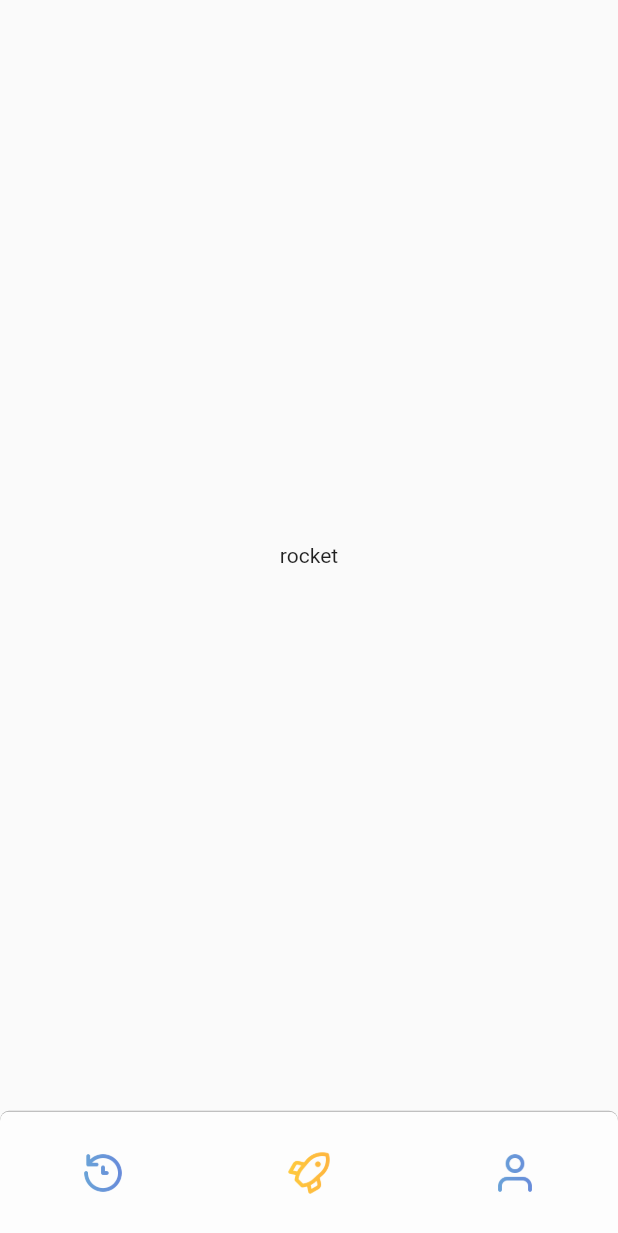
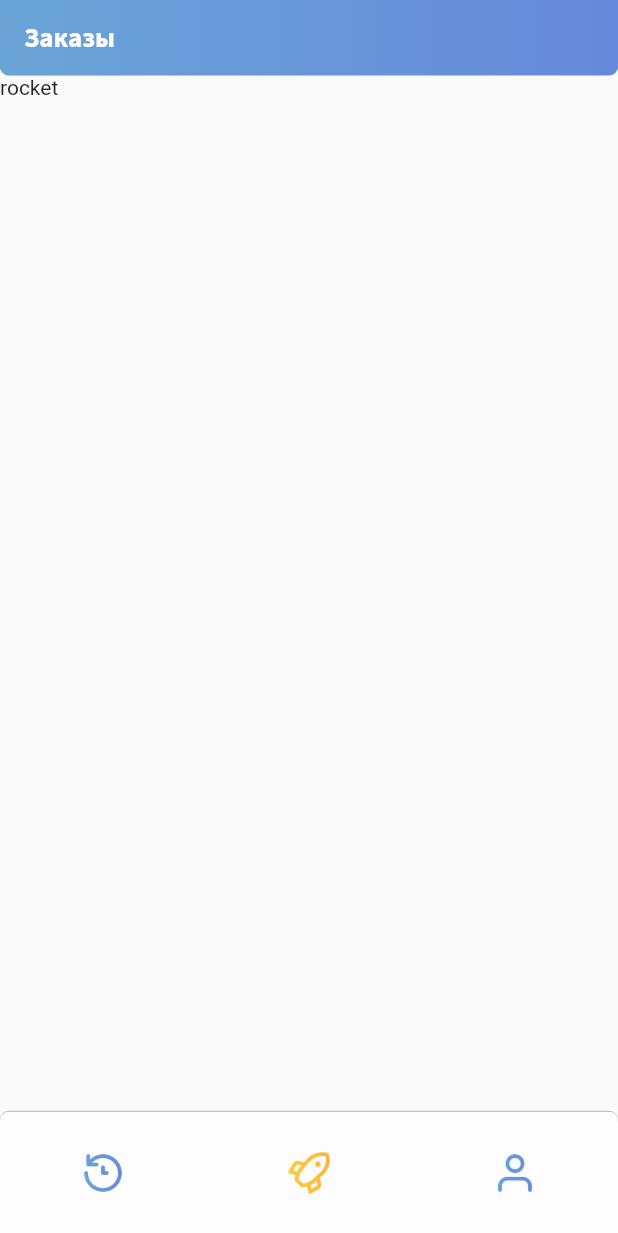
Before and after one commit to Engine-studio/topgo, a Flutter app: the screen it shows after launch, item 2 of the bottom bar chosen, on a phone screen of 412 x 824 dp. Shown: the top 1233 px of the screen. Run offline on Flutter 3.47's test engine with Material 2 defaults, Android fonts, the phone set to English and light mode, and no system bars; our stand-ins replace animated_splash_screen.

Commit message:
appbar with documents

```diff
--- a/lib/models/items.dart
+++ b/lib/models/items.dart
@@ -1,15 +1,21 @@
 import 'package:flutter/widgets.dart';
 
 class Items {
-  static bottomNavBarIcons(String role) {
-    return ['history', 'rocket', 'user'];
+  static List<String> bottomNavBarIcons(String role) {
+    return [
+      'history',
+      'rocket',
+      'user',
+      'documents',
+    ];
   }
 
-  static bottomNavBarTabs(String role) {
+  static List<Widget> bottomNavBarTabs(String role) {
     return <Widget>[
-      Center(child: Text('history')),
-      Center(child: Text('rocket')),
-      Center(child: Text('user')),
+      Text('history'),
+      Text('rocket'),
+      Text('user'),
+      Text('documents'),
     ];
   }
 }
--- a/lib/pages/menu.dart
+++ b/lib/pages/menu.dart
@@ -1,6 +1,7 @@
 import 'package:flutter/material.dart';
 import 'package:flutter/widgets.dart';
 import 'package:topgo/models/items.dart';
+import 'package:topgo/widgets/appbar.dart';
 import 'package:topgo/widgets/bottom_navbar.dart';
 
 class MenuPage extends StatefulWidget {
@@ -11,19 +12,29 @@ class MenuPage extends StatefulWidget {
 }
 
 class _MenuPageState extends State<MenuPage> {
-  Widget currentPage = Center(child: Text('history'));
+  int currentIndex = 0;
+  List<String> icons = Items.bottomNavBarIcons('courier');
+  List<Widget> tabs = Items.bottomNavBarTabs('courier');
 
   @override
   Widget build(BuildContext context) {
     return Scaffold(
+      appBar: Appbar(
+        icons[currentIndex],
+        onPressed: () {
+          setState(() {
+            this.currentIndex = icons.length - 1;
+          });
+        },
+      ),
       body: SafeArea(
-        child: currentPage,
+        child: SingleChildScrollView(child: tabs[currentIndex]),
       ),
       bottomNavigationBar: BottomNavBar(
-        icons: Items.bottomNavBarIcons('courier'),
+        icons: icons.sublist(0, icons.length - 1),
         onPressed: (index) {
           setState(() {
-            this.currentPage = Items.bottomNavBarTabs('courier')[index];
+            this.currentIndex = index;
           });
         },
       ),
--- /dev/null
+++ b/lib/widgets/appbar.dart
@@ -0,0 +1,67 @@
+import 'package:flutter/material.dart';
+import 'package:topgo/styles.dart';
+
+List dictionary = [
+  {
+    'history': 'История',
+    'rocket': 'Заказы',
+    'user': 'Профиль',
+    'documents': 'Отчеты',
+  }
+];
+
+class Appbar extends StatelessWidget with PreferredSizeWidget {
+  @override
+  final Size preferredSize;
+  final String title;
+  final void Function() onPressed;
+
+  Appbar(this.title, {Key? key, required this.onPressed})
+      : preferredSize = Size.fromHeight(50),
+        super(key: key);
+
+  @override
+  Widget build(BuildContext context) {
+    return Container(
+      decoration: BoxDecoration(
+        borderRadius: BorderRadius.vertical(bottom: Radius.circular(6)),
+        boxShadow: [
+          BoxShadow(
+            color: Colors.black.withOpacity(0.3),
+            offset: Offset(0, 0.5),
+          )
+        ],
+      ),
+      child: ClipRRect(
+        borderRadius: BorderRadius.vertical(bottom: Radius.circular(6)),
+        child: AppBar(
+          title: Text(
+            dictionary[0][title],
+            style:
+                TxtStyle.mainHeader.copyWith(color: ClrStyle.lightBackground),
+          ),
+          actions: [
+            title == 'user' || title == 'documents'
+                ? Container(
+                    margin: const EdgeInsets.only(right: 10),
+                    child: IconButton(
+                      icon: Image.asset(
+                        'assets/icons/file-text.png',
+                        width: 24,
+                        height: 24,
+                        color: ClrStyle.lightBackground,
+                      ),
+                      splashColor: Colors.transparent,
+                      highlightColor: Colors.transparent,
+                      onPressed: () => onPressed(),
+                    ),
+                  )
+                : Container()
+          ],
+          flexibleSpace:
+              Container(decoration: BoxDecoration(gradient: GrdStyle.panel)),
+        ),
+      ),
+    );
+  }
+}
```
Also changed, not shown: lib/widgets/bottom_navbar.dart (+0 -30 lines), assets/icons/file-text.png (added).
